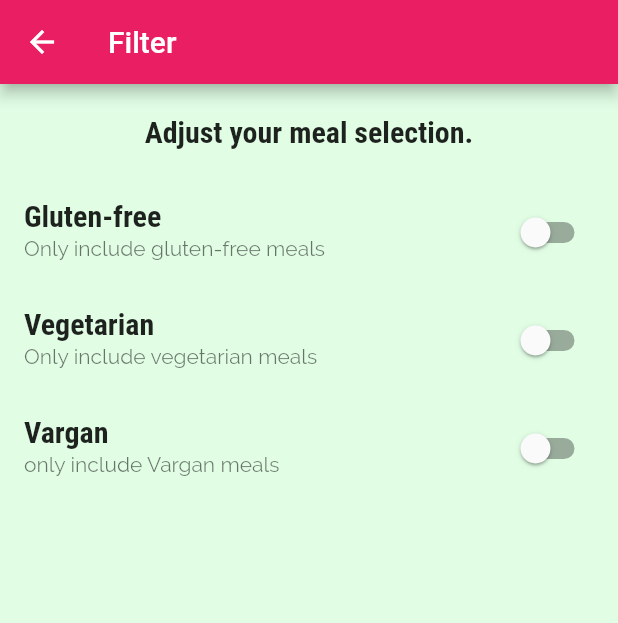
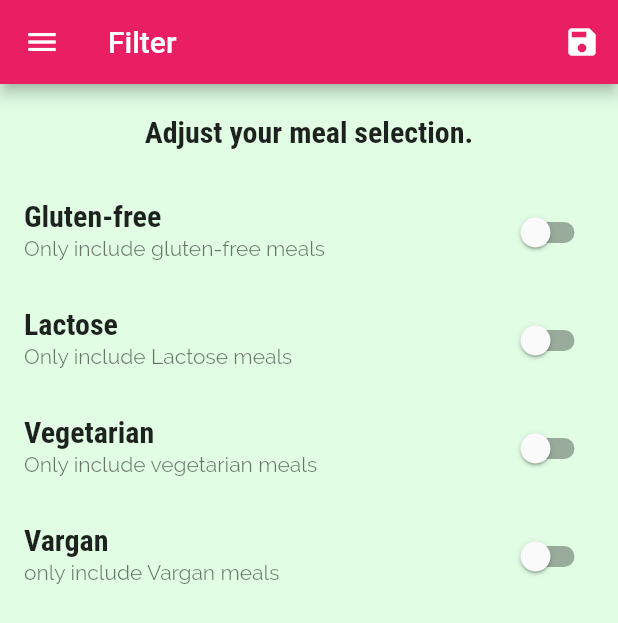
Before and after one commit to amirul12/meal-flutter, a Flutter app: the FilterScreen screen opened by its route, on a phone screen of 412 x 824 dp. Shown: the top 623 px of the screen. Run offline on Flutter 3.47's test engine with Material 2 defaults, Android fonts, the phone set to English and light mode, and no system bars.

Commit message:
29. Adding Filtering Logic

```diff
--- a/lib/dummy_data.dart
+++ b/lib/dummy_data.dart
@@ -189,7 +189,7 @@ const DUMMY_MEALS =  [
   Meal(
     id: 'm5',
     categories: [
-      'c2'
+      'c2',
           'c5',
       'c10',
     ],
--- a/lib/main.dart
+++ b/lib/main.dart
@@ -4,16 +4,77 @@ import 'package:meal/screens/filter_screen.dart';
 import 'package:meal/screens/meal_details_screen.dart';
 import 'package:meal/screens/tabs_screen.dart';
 
+import 'dummy_data.dart';
+import 'meal.dart';
 import 'screens/category_screen.dart';
 
 void main() {
   runApp(const MyApp());
 }
 
-class MyApp extends StatelessWidget {
+class MyApp extends StatefulWidget {
   const MyApp({Key? key}) : super(key: key);
 
-  // This widget is the root of your application.
+  @override
+  State<MyApp> createState() => _MyAppState();
+}
+
+class _MyAppState extends State<MyApp> {
+
+
+
+  Map<String, bool> _filter = {
+    'gluten': false,
+    'lactose': false,
+    'vegan': false,
+    'vegetarian': false,
+  };
+
+  final List<Meal> _availableMeal = DUMMY_MEALS;
+
+  void _setFilters(Map<String, bool> filterData) {
+
+    setState(() {
+      _filter = filterData;
+
+      print('main class');
+      print(filterData['gluten']);
+      print(filterData['lactose']);
+      print(filterData['vegan']);
+      print(filterData['vegetarian']);
+      print('end');
+      _availableMeal.where((meal){
+
+        print(meal.title);
+
+        // if(_filter['gluten']! && !meal.isGlutenFree){
+        //   print("in gluten");
+        //   return false;
+        // }
+        //
+        // if(_filter['lactose']! && !meal.isLactoseFree){
+        //   print("in lactose");
+        //   return false;
+        // }
+        // if(_filter['vegan']! && !meal.isVegan){
+        //   print("in vegan");
+        //   return false;
+        // }
+        if(_filter['vegetarian']! && !meal.isVegetarian){
+          print("in vegetarian");
+          return false;
+        }
+        return true;
+
+      }).toList();
+
+    });
+
+
+  }
+
+
+
   @override
   Widget build(BuildContext context) {
     return MaterialApp(
@@ -24,30 +85,24 @@ class MyApp extends StatelessWidget {
           canvasColor: const Color.fromRGBO(225, 254, 229, 1),
           fontFamily: 'Raleway',
           textTheme: ThemeData.light().textTheme.copyWith(
-          bodyText1: const TextStyle(
-            color: Color.fromRGBO(20, 51, 51, 1)
-          ),
-          bodyText2: const TextStyle(
-            color:  Color.fromRGBO(20, 51, 51, 1)
-          ),
+              bodyText1: const TextStyle(color: Color.fromRGBO(20, 51, 51, 1)),
+              bodyText2: const TextStyle(color: Color.fromRGBO(20, 51, 51, 1)),
               subtitle1: const TextStyle(
                   fontSize: 20,
                   fontFamily: 'RobotoCondensed',
-            fontWeight: FontWeight.bold
-          )
-        )
-
-      ),
+                  fontWeight: FontWeight.bold))),
       // home: const CategoryScreen(),
       initialRoute: '/',
-      routes:{
-        '/': (ctx)=> TabsScreen(),
-        CategoryMealScreen.routeName:(ctx)=> const CategoryMealScreen(),
+      routes: {
+        '/': (ctx) => TabsScreen(),
+        CategoryMealScreen.routeName: (ctx) =>  CategoryMealScreen(avaibaleList: _availableMeal),
         MealDetailsScreen.routeName: (ctx) => MealDetailsScreen(),
-        FilterScreen.routeName: (ctx) => FilterScreen(),
-      } ,
+        FilterScreen.routeName: (ctx) => FilterScreen(
+              saveFilterData: _setFilters, currentFilter: _filter,
+            ),
+      },
 
-      onGenerateRoute: (settings){
+      onGenerateRoute: (settings) {
         print(settings.arguments);
       },
       onUnknownRoute: (setting) {
@@ -57,9 +112,7 @@ class MyApp extends StatelessWidget {
   }
 }
 
-
 class MyHomePage extends StatefulWidget {
-
   const MyHomePage({Key? key}) : super(key: key);
 
   @override
--- a/lib/screens/filter_screen.dart
+++ b/lib/screens/filter_screen.dart
@@ -1,7 +1,15 @@
 import 'package:flutter/material.dart';
+import 'package:meal/meal.dart';
+import 'package:meal/widgets/main_drawer.dart';
 
 class FilterScreen extends StatefulWidget {
   static String routeName = 'filter-screen';
+
+  final Function saveFilterData;
+  final Map<String, bool> currentFilter;
+
+  FilterScreen({required this.saveFilterData, required this.currentFilter});
+
 
   @override
   State<FilterScreen> createState() => _FilterScreenState();
@@ -11,7 +19,19 @@ class _FilterScreenState extends State<FilterScreen> {
   bool _glutenFree = false;
   bool _vegetarian = false;
   bool _vegan = false;
-  bool lactoseFree = false;
+  bool _lactoseFree = false;
+
+  @override
+  initState(){
+
+   _glutenFree =  widget.currentFilter['gluten']!;
+   _vegetarian = widget.currentFilter['vegetarian']!;
+   _vegan = widget.currentFilter['vegan']!;
+   _lactoseFree = widget.currentFilter['lactose']!;
+
+    super.initState();
+  }
+
 
   Widget buildSwitchListTile(String title, String description,
       bool currentValue, Function(bool) updateValue) {
@@ -26,8 +46,23 @@ class _FilterScreenState extends State<FilterScreen> {
   @override
   Widget build(BuildContext context) {
     return Scaffold(
+      drawer: MainDrawer(),
         appBar: AppBar(
           title: Text("Filter "),
+          actions: [
+            IconButton(onPressed:(){
+             final  selectFilter = {
+                'gluten': _glutenFree,
+                'lactose': _lactoseFree,
+                'vegan': _vegan,
+                'vegetarian': _vegetarian,};
+              widget.saveFilterData(selectFilter);
+
+
+             // Navigator.of(context).pop();
+              }
+            , icon: Icon(Icons.save)),
+          ],
         ),
         body: Column(
           children: [
@@ -44,6 +79,11 @@ class _FilterScreenState extends State<FilterScreen> {
                 buildSwitchListTile("Gluten-free", "Only include gluten-free meals ", _glutenFree, (newVlue){
                   setState(() {
                     _glutenFree = newVlue;
+                  });
+                }),
+                buildSwitchListTile("Lactose", "Only include Lactose meals", _lactoseFree, (value){
+                  setState(() {
+                    _lactoseFree = value;
                   });
                 }),
 
```
Also changed, not shown: lib/screens/category_meal_screen.dart (+9 -5 lines). Lines whose indentation alone changed are shown as unchanged.
